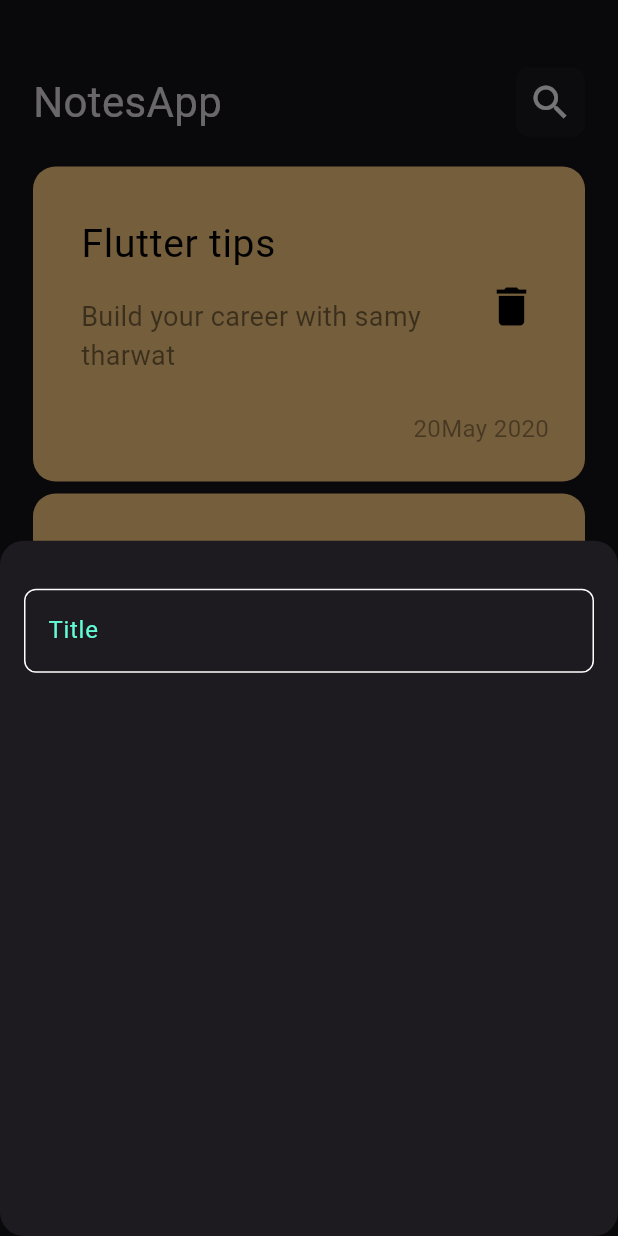
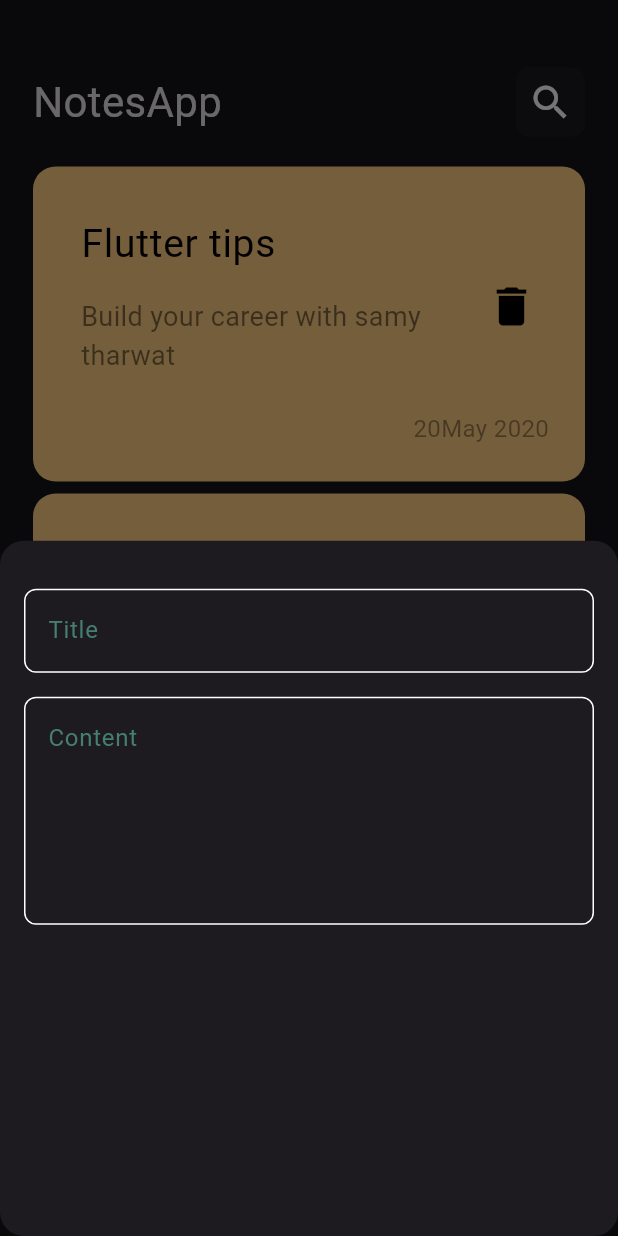
Before and after one commit to esraamahmoud7/NOtes_App, a Flutter app: the screen it shows after launch, after a tap on the "add" icon, on a phone screen of 412 x 824 dp. Run offline on Flutter 3.47's test engine with Material 3 defaults, Android fonts, the phone set to English and light mode, and no system bars; Roboto replaces fonts that are missing (assets/Poppins-Regular.ttf).

Commit message:
Add Field to button sheet

```diff
--- a/lib/widgets/Constants.dart
+++ b/lib/widgets/Constants.dart
@@ -1,2 +1,2 @@
 import 'package:flutter/material.dart';
-const KPrimaryColor= Color(0xff62FCD7);
+const KPrimaryColor= Color(0xff457e73);
--- a/lib/widgets/Custom_Text_Field.dart
+++ b/lib/widgets/Custom_Text_Field.dart
@@ -2,16 +2,19 @@ import 'package:flutter/cupertino.dart';
 import 'package:flutter/material.dart';
 import 'package:notesapp/widgets/Constants.dart';
 class CustomText extends StatelessWidget {
-  const CustomText({super.key});
+  const CustomText({super.key,required this.hint, this.maxLine=1});
+
+  final String hint;
+  final int maxLine;
 
   @override
   Widget build(BuildContext context) {
     return  TextField
     (
-
       cursorColor: KPrimaryColor,
+      maxLines: maxLine,
       decoration: InputDecoration(
-        hintText: "Title",
+        hintText: hint,
         hintStyle: TextStyle(color: KPrimaryColor),
         border: buildBorder(),
         enabledBorder: buildBorder(),
@@ -22,7 +25,6 @@ class CustomText extends StatelessWidget {
 
   OutlineInputBorder buildBorder([color]) {
     return OutlineInputBorder(
-
         borderRadius: BorderRadius.circular(8),
         borderSide: BorderSide(
           color:color??Colors.white,
--- a/lib/widgets/add_Note_Button.dart
+++ b/lib/widgets/add_Note_Button.dart
@@ -9,9 +9,11 @@ class AddNoteButtonSheet extends StatelessWidget {
     return Padding(
       padding: const EdgeInsets.symmetric(horizontal: 16.0),
       child: Column(
-          children: [
+          children: const [
             SizedBox(height: 32,),
-            CustomText(),
+            CustomText(hint:"Title"),
+            SizedBox(height: 16,),
+            CustomText(hint:"Content",maxLine: 5,)
           ],
       ),
     );
```
